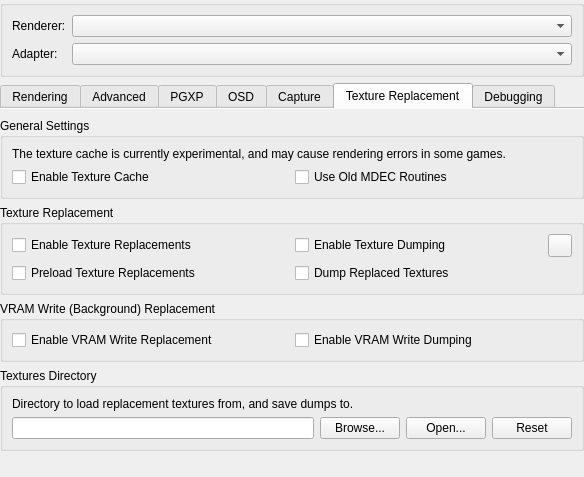
The window that src/duckstation-qt/graphicssettingswidget.ui (stenzek/duckstation) describes before a commit, drawn with Qt 5.
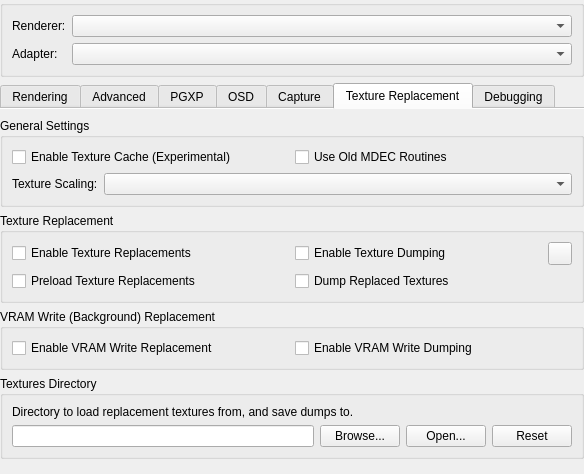
The same window after the commit. The open tabs and pages were chosen to show the change. Icons and pictures are not drawn.

Commit message: GPU/TextureCache: Add texture scaling feature

Diff of the .ui file:
```diff
--- a/src/duckstation-qt/graphicssettingswidget.ui
+++ b/src/duckstation-qt/graphicssettingswidget.ui
@@ -7,7 +7,7 @@
     <x>0</x>
     <y>0</y>
     <width>584</width>
-    <height>477</height>
+    <height>474</height>
    </rect>
   </property>
   <property name="windowTitle">
@@ -1088,30 +1088,34 @@
          <property name="title">
           <string>General Settings</string>
          </property>
-         <layout class="QGridLayout" name="gridLayout_9">
-          <item row="1" column="0">
-           <widget class="QCheckBox" name="enableTextureCache">
-            <property name="text">
-             <string>Enable Texture Cache</string>
-            </property>
-           </widget>
-          </item>
+         <layout class="QFormLayout" name="formLayout_13">
           <item row="0" column="0" colspan="2">
-           <widget class="QLabel" name="label_4">
+           <layout class="QGridLayout" name="gridLayout_11">
+            <item row="0" column="0">
+             <widget class="QCheckBox" name="enableTextureCache">
+              <property name="text">
+               <string>Enable Texture Cache (Experimental)</string>
+              </property>
+             </widget>
+            </item>
+            <item row="0" column="1">
+             <widget class="QCheckBox" name="useOldMDECRoutines">
+              <property name="text">
+               <string>Use Old MDEC Routines</string>
+              </property>
+             </widget>
+            </item>
+           </layout>
+          </item>
+          <item row="1" column="0">
+           <widget class="QLabel" name="label_12">
             <property name="text">
-             <string>The texture cache is currently experimental, and may cause rendering errors in some games.</string>
-            </property>
-            <property name="wordWrap">
-             <bool>true</bool>
+             <string>Texture Scaling:</string>
             </property>
            </widget>
           </item>
           <item row="1" column="1">
-           <widget class="QCheckBox" name="useOldMDECRoutines">
-            <property name="text">
-             <string>Use Old MDEC Routines</string>
-            </property>
-           </widget>
+           <widget class="QComboBox" name="textureScaling"/>
           </item>
          </layout>
         </widget>
@@ -1246,7 +1250,7 @@
          <property name="sizeHint" stdset="0">
           <size>
            <width>20</width>
-           <height>40</height>
+           <height>0</height>
           </size>
          </property>
         </spacer>
```
The commit also changes 13 other files.
